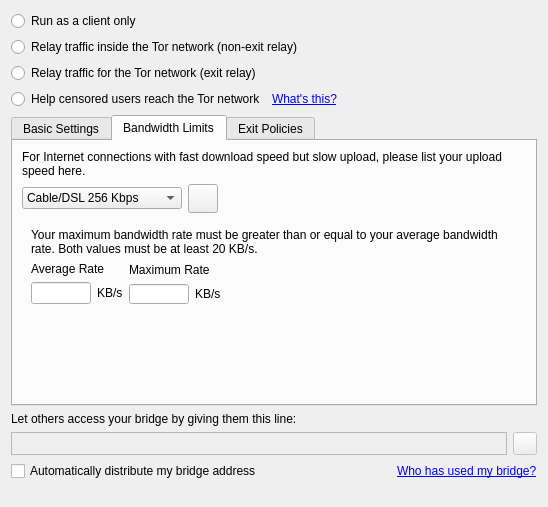
The window that src/vidalia/config/ServerPage.ui (kragen/vidalia) describes before a commit, drawn with Qt 5.
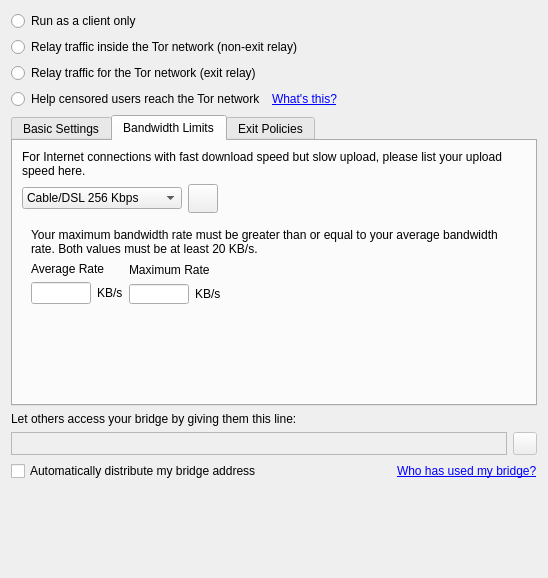
The same window after the commit. The open tabs and pages were chosen to show the change. Icons and pictures are not drawn.

Commit message: Fix squeezing problem in ServerPage layout

The edit to the form file:
```diff
--- a/src/vidalia/config/ServerPage.ui
+++ b/src/vidalia/config/ServerPage.ui
@@ -7,7 +7,7 @@
     <x>0</x>
     <y>0</y>
     <width>548</width>
-    <height>507</height>
+    <height>578</height>
    </rect>
   </property>
   <property name="contextMenuPolicy">
```
Left out of the diff: 8 changed lines with no effect on the pictures.
